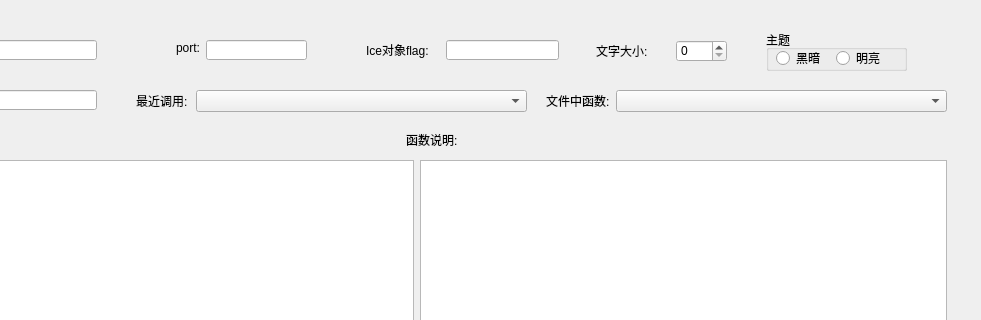
This is view.ui in sleeping1943/ice_client_test as Qt 5 draws it before an edit; both pictures show x 134 to 1115 and y 0 to 320 of the 1115 by 843 pixel window. The edited form follows.
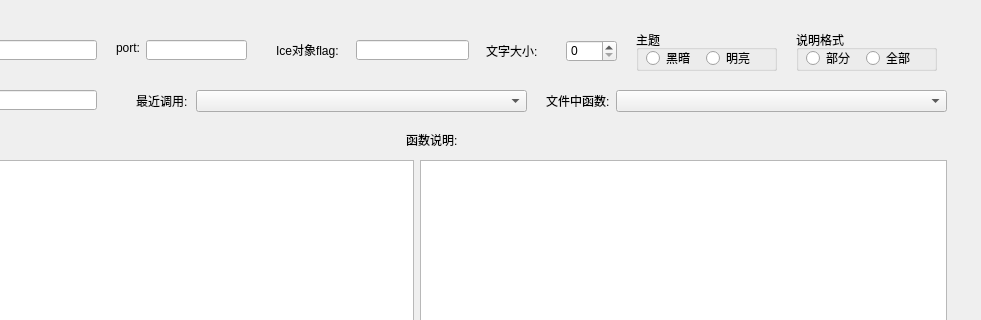
This is the edited form.

Commit message: 添加全文和部分查看帮助信息的选项

Diff of the .ui file:
```diff
--- a/view.ui
+++ b/view.ui
@@ -154,7 +154,7 @@
    <widget class="QLabel" name="font_size">
     <property name="geometry">
      <rect>
-      <x>720</x>
+      <x>610</x>
       <y>20</y>
       <width>61</width>
       <height>21</height>
@@ -236,7 +236,7 @@
    <widget class="QLabel" name="label_port">
     <property name="geometry">
      <rect>
-      <x>300</x>
+      <x>240</x>
       <y>20</y>
       <width>41</width>
       <height>16</height>
@@ -249,7 +249,7 @@
    <widget class="QLabel" name="label_flag">
     <property name="geometry">
      <rect>
-      <x>490</x>
+      <x>400</x>
       <y>20</y>
       <width>81</width>
       <height>20</height>
@@ -262,7 +262,7 @@
    <widget class="QLineEdit" name="lineEdit_flag">
     <property name="geometry">
      <rect>
-      <x>570</x>
+      <x>480</x>
       <y>20</y>
       <width>113</width>
       <height>20</height>
@@ -285,7 +285,7 @@
    <widget class="QSpinBox" name="font_box">
     <property name="geometry">
      <rect>
-      <x>800</x>
+      <x>690</x>
       <y>20</y>
       <width>51</width>
       <height>22</height>
@@ -305,7 +305,7 @@
    <widget class="QLineEdit" name="lineEdit_port">
     <property name="geometry">
      <rect>
-      <x>330</x>
+      <x>270</x>
       <y>20</y>
       <width>101</width>
       <height>20</height>
@@ -315,7 +315,7 @@
    <widget class="QGroupBox" name="theme_box">
     <property name="geometry">
      <rect>
-      <x>890</x>
+      <x>760</x>
       <y>10</y>
       <width>141</width>
       <height>41</height>
@@ -351,6 +351,45 @@
      </property>
     </widget>
    </widget>
+   <widget class="QGroupBox" name="theme_box_3">
+    <property name="geometry">
+     <rect>
+      <x>920</x>
+      <y>10</y>
+      <width>141</width>
+      <height>41</height>
+     </rect>
+    </property>
+    <property name="title">
+     <string>说明格式</string>
+    </property>
+    <widget class="QRadioButton" name="partial_help_format">
+     <property name="geometry">
+      <rect>
+       <x>10</x>
+       <y>20</y>
+       <width>49</width>
+       <height>16</height>
+      </rect>
+     </property>
+     <property name="text">
+      <string>部分</string>
+     </property>
+    </widget>
+    <widget class="QRadioButton" name="whole_help_format">
+     <property name="geometry">
+      <rect>
+       <x>70</x>
+       <y>20</y>
+       <width>51</width>
+       <height>16</height>
+      </rect>
+     </property>
+     <property name="text">
+      <string>全部</string>
+     </property>
+    </widget>
+   </widget>
   </widget>
  </widget>
  <resources/>
```
The commit also changes 5 other files.
